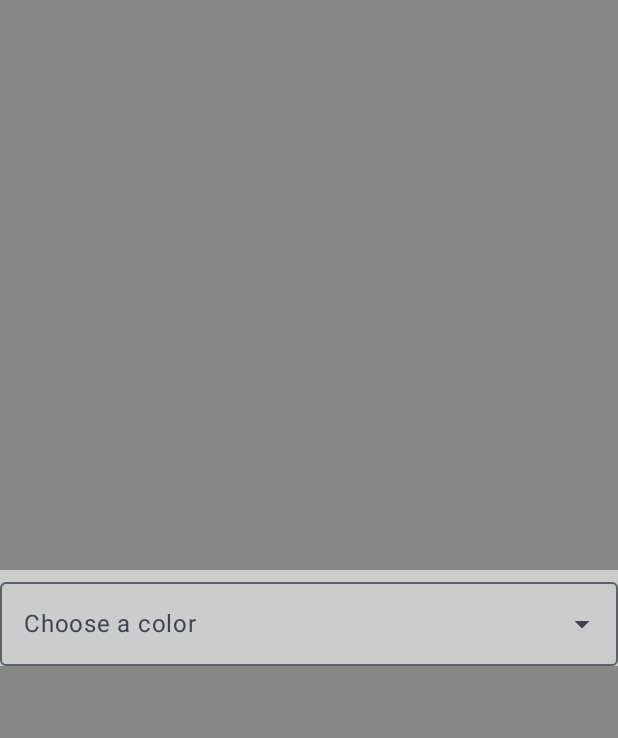
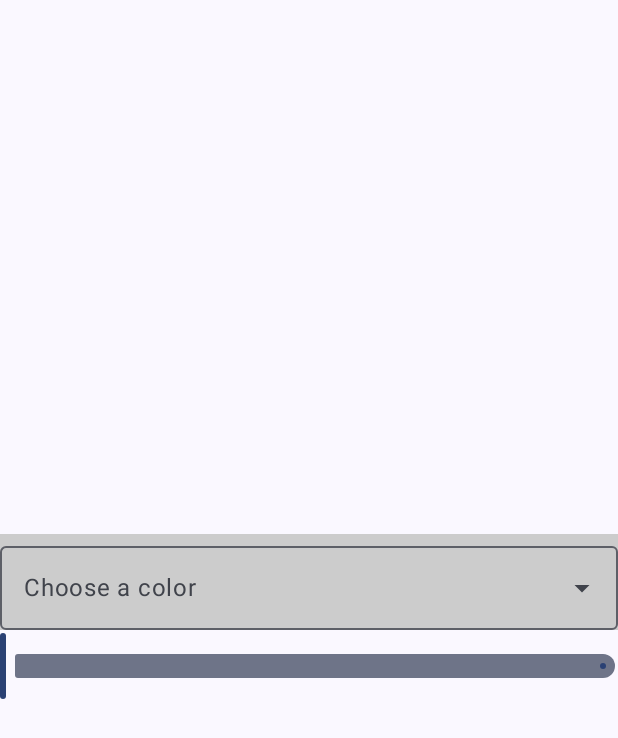
Before and after one commit to aidenc17/ColorChooser, an Android app built with Jetpack Compose: the composable ColorChooserApp shown on its own in the app's theme, on a phone screen of 412 x 824 dp. Shown: the top 738 px of the screen. Run offline under Robolectric (Android 15) with nearby library versions, the phone set to English and light mode, and no system bars.

Commit message:
fixed typo to complete the prkect

```diff
--- a/app/build.gradle.kts
+++ b/app/build.gradle.kts
@@ -56,4 +56,6 @@ dependencies {
     androidTestImplementation(libs.androidx.ui.test.junit4)
     debugImplementation(libs.androidx.ui.tooling)
     debugImplementation(libs.androidx.ui.test.manifest)
+
+    implementation("androidx.lifecycle:lifecycle-viewmodel-compose-android:2.8.7")
 }
--- a/app/src/main/java/com/example/colorchooser/MainActivity.kt
+++ b/app/src/main/java/com/example/colorchooser/MainActivity.kt
@@ -16,8 +16,10 @@ import androidx.compose.material3.ExposedDropdownMenuBox
 import androidx.compose.material3.ExposedDropdownMenuDefaults
 import androidx.compose.material3.OutlinedTextField
 import androidx.compose.material3.Scaffold
+import androidx.compose.material3.Slider
 import androidx.compose.material3.Text
 import androidx.compose.runtime.Composable
+import androidx.compose.runtime.collectAsState
 import androidx.compose.runtime.getValue
 import androidx.compose.runtime.mutableStateOf
 import androidx.compose.runtime.remember
@@ -26,7 +28,11 @@ import androidx.compose.ui.Alignment
 import androidx.compose.ui.Modifier
 import androidx.compose.ui.graphics.Color
 import androidx.compose.ui.tooling.preview.Preview
+import androidx.lifecycle.viewmodel.compose.viewModel
+import com.example.colorchooser.ColorChooserViewModel
+import com.example.colorchooser.data.DataSource
 import com.example.colorchooser.ui.theme.ColorChooserTheme
+
 
 
 class MainActivity : ComponentActivity() {
@@ -45,39 +51,50 @@ class MainActivity : ComponentActivity() {
     }
 }
 
+
 @Composable
 fun ColorChooserApp(
     modifier: Modifier = Modifier,
+    colorChooserViewModel: ColorChooserViewModel = viewModel()
 ) {
     val colorMap = mapOf(
         "Blue" to Color.Blue,
         "Red" to Color.Red,
-        "Green" to Color.Green
+        "Green" to Color.Green,
+        "Magenta" to Color.Magenta
     )
-
-    val colorsList = listOf("Blue", "Red", "Green")
+    //val colorsList = listOf("Blue", "Red", "Green")
     var currentColor by remember { mutableStateOf("") }
 
-    val backgroundColor = when (currentColor) {
-        "Blue" -> Color.Blue
-        "Red" -> Color.Red
-        "Green" -> Color.Green
-        else -> Color.Gray
-    }
+//    val backgroundColor = when (currentColor) {
+//        "Blue" -> Color.Blue
+//        "Red" -> Color.Red
+//        "Green" -> Color.Green
+//        else -> Color.Gray
+//    }
+
+    val colorChooserUIState = colorChooserViewModel.uiState.collectAsState()
+
 
     Column(
         modifier = modifier
-            .background(color = backgroundColor)
+            .background(color = colorChooserUIState.value.currentColor)
             .fillMaxSize(),
         verticalArrangement = Arrangement.Center,
 
         ) {
         ColorChooserMenu(
-            colorName = currentColor,
-            colorsList = colorMap.keys,
-            setColor = { newColor -> currentColor = newColor }
+            colorName = colorChooserUIState.value.currentColorName,
+            colorsList = DataSource.colorMap.keys,
+            setColor = { newColor -> colorChooserViewModel.setColorName(newColor) },
+            expanded = colorChooserUIState.value.expanded,
+            setExpanded = { colorChooserViewModel.setExpanded(it) }
         )
         //Text(text = currentColor)
+        Slider(
+            value = colorChooserUIState.value.currentColor.red,
+            onValueChange = { colorChooserViewModel.setRed(it) }
+        )
     }
 }
 
@@ -91,13 +108,17 @@ fun ColorChooserMenu(
     colorName: String,
     colorsList: Set<String>,
     setColor: (String) -> Unit,
-    modifier: Modifier = Modifier
+    modifier: Modifier = Modifier,
+    expanded: Boolean,
+    setExpanded: (Boolean) -> Unit,
 ) {
-    var expanded by remember { mutableStateOf(false) }
+
+
+    //var expanded by remember { mutableStateOf(false) }
 
     ExposedDropdownMenuBox(
         expanded = expanded,
-        onExpandedChange = { expanded = !expanded },
+        onExpandedChange = { setExpanded(it) },
         modifier = modifier
             .background(color = Color.LightGray)
     ) {
@@ -115,7 +136,7 @@ fun ColorChooserMenu(
         ExposedDropdownMenu(
             expanded = expanded,
             onDismissRequest = {
-                expanded = false
+                setExpanded(false)
                 setColor("")
             }
         ) {
@@ -124,7 +145,7 @@ fun ColorChooserMenu(
                     text = { Text(color) },
                     onClick = {
                         setColor(color)
-                        expanded = false
+                        setExpanded(false)
                     }
                 )
 
@@ -135,7 +156,7 @@ fun ColorChooserMenu(
 
 @Preview(showBackground = true)
 @Composable
-fun ColorPickerPreview() {
+fun ColorChooserPreview() {
     ColorChooserTheme {
         ColorChooserApp(
             Modifier
--- /dev/null
+++ b/app/src/main/java/com/example/colorchooser/ui/theme/ColorChooserUIState.kt
@@ -0,0 +1,10 @@
+package com.example.colorchooser
+
+import androidx.compose.ui.graphics.Color
+
+data class ColorChooserUiState(
+    val currentColorName: String = "",
+    val currentColor: Color = Color.Unspecified,
+    val expanded: Boolean = false,
+
+    )
```
Also changed, not shown: app/src/main/java/com/example/colorchooser/data/DataSource.kt (added, +14 -0 lines), app/src/main/java/com/example/colorchooser/ui/theme/ColorChooserViewModel.kt (added, +48 -0 lines).
